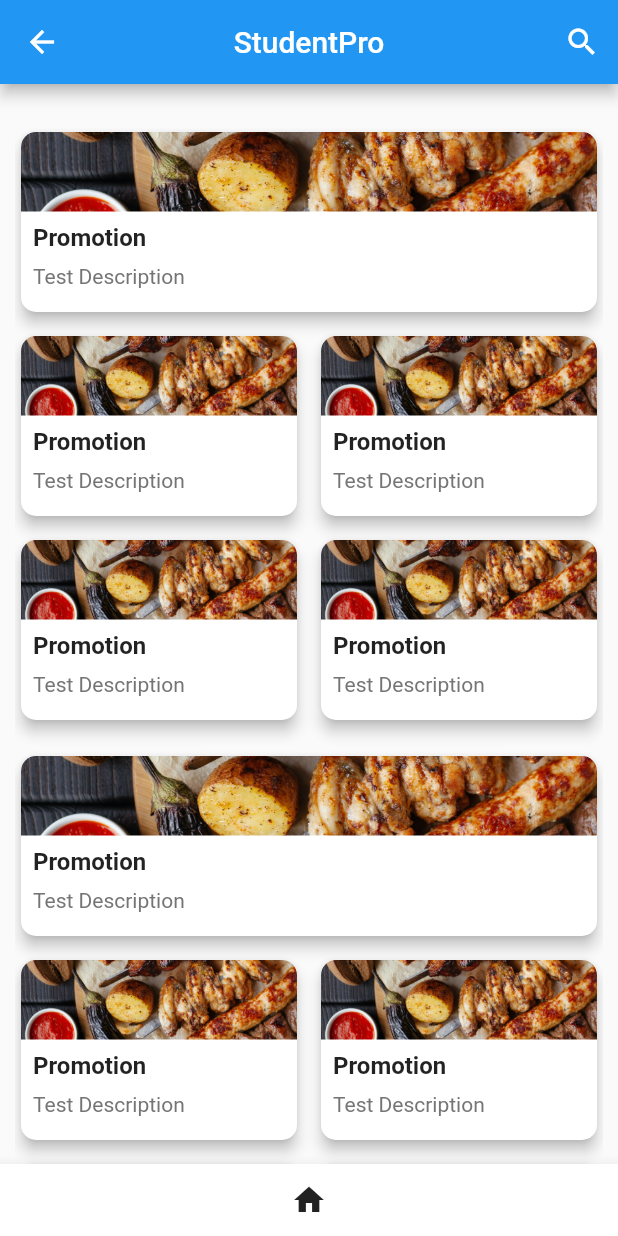
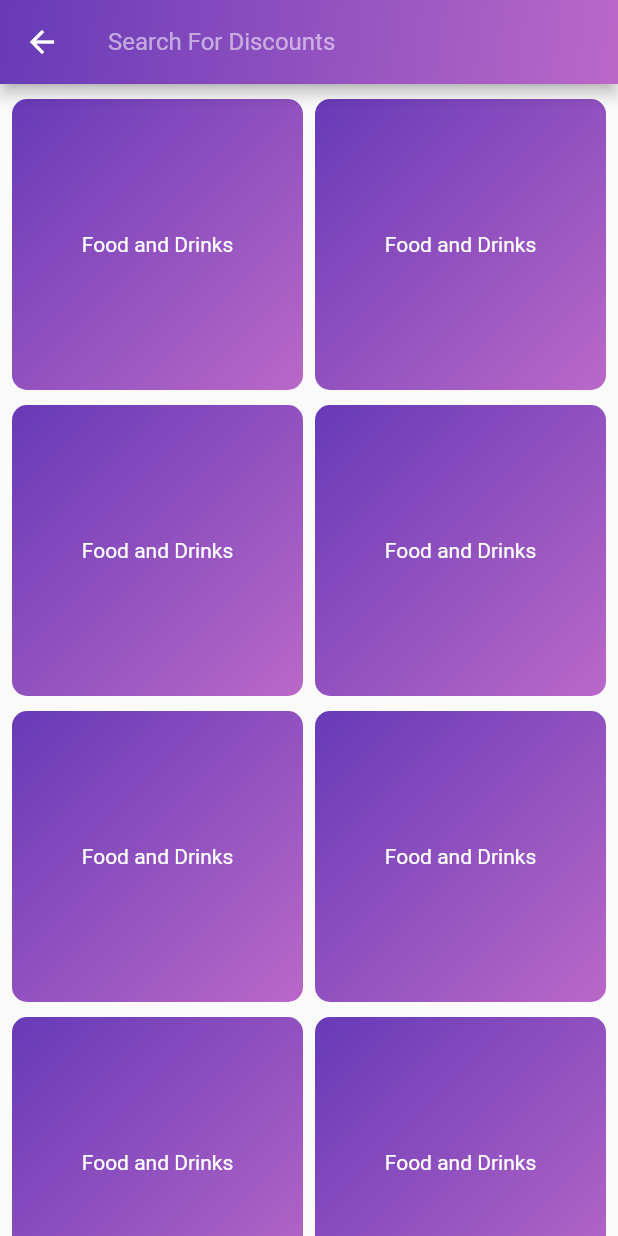
Before and after one commit to KatiGithub/StudentPro, a Flutter app: the MainScreen screen opened by its route, after a tap on the "search" icon, on a phone screen of 412 x 824 dp. Run offline on Flutter 3.47's test engine with Material 2 defaults, Android fonts, the phone set to English and light mode, and no system bars; drawn by our look-alikes of flutter_layout_grid; our stand-ins replace animated_text_kit, equatable, firebase_auth, firebase_core, flutter_bloc, hydrated_bloc; accounts and stored records are empty.

Commit message:
Added search bar and the categories button

```diff
--- a/customer_frontend/lib/main.dart
+++ b/customer_frontend/lib/main.dart
@@ -4,6 +4,7 @@ import 'package:studio_projects/views/authentication/login/login_screen.dart';
 import 'package:studio_projects/views/authentication/register/email_verification.dart';
 import 'package:studio_projects/views/authentication/register/registration_screen.dart';
 import 'package:studio_projects/views/main/main_screen.dart';
+import 'package:studio_projects/views/search/search_screen.dart';
 import 'package:studio_projects/views/welcome/welcome_screen.dart';
 import 'package:firebase_core/firebase_core.dart';
 import 'firebase_options.dart';
@@ -33,7 +34,8 @@ class MyApp extends StatelessWidget {
         LoginScreen.id: (context) => LoginScreen(),
         MainScreen.id: (context) => MainScreen(),
         RegistrationScreen.id: (context) => RegistrationScreen(),
-        EmailVerification.id: (context) => EmailVerification()
+        EmailVerification.id: (context) => EmailVerification(),
+        SearchScreen.id: (context) => SearchScreen()
       },
     );
   }
--- a/customer_frontend/lib/models/discounts/discount.dart
+++ b/customer_frontend/lib/models/discounts/discount.dart
@@ -1,7 +1,7 @@
 import 'dart:core';
 import 'package:equatable/equatable.dart';
 import 'package:flutter/cupertino.dart';
-import 'package:studio_projects/models/retailer.dart';
+import 'package:studio_projects/models/retailers/retailer.dart';
 
 abstract class Discount extends Equatable {
 
--- a/customer_frontend/lib/models/discounttype.dart
+++ b/customer_frontend/lib/models/discounttype.dart
@@ -3,12 +3,14 @@ import 'package:flutter/cupertino.dart';
 
 class DiscountType extends Equatable {
 
-  String? discountType;
+  String discountTypeID;
+  String discountType;
 
   DiscountType({
-    @required this.discountType
+    required this.discountTypeID,
+    required this.discountType
   });
 
   @override
-  List<Object?> get props => [discountType];
+  List<Object?> get props => [discountTypeID];
 }
--- /dev/null
+++ b/customer_frontend/lib/models/retailers/retailer_type.dart
@@ -0,0 +1,11 @@
+import 'package:equatable/equatable.dart';
+
+class RetailerType extends Equatable {
+  String retailerType;
+  String retailerDisplayName;
+
+  RetailerType({required this.retailerType, required this.retailerDisplayName});
+
+  @override
+  List<Object?> get props => [retailerType];
+}
--- /dev/null
+++ b/customer_frontend/lib/shared/components/category_search_box.dart
@@ -0,0 +1,27 @@
+import 'package:flutter/material.dart';
+import 'package:studio_projects/models/retailers/retailer_type.dart';
+
+class CategoryBox extends StatelessWidget {
+  final RetailerType retailerType;
+
+  CategoryBox({required this.retailerType});
+
+  @override
+  Widget build(BuildContext context) {
+    return GestureDetector(
+        onTap: () {},
+        child: Container(
+            decoration: BoxDecoration(
+                gradient: LinearGradient(
+                    colors: [Colors.deepPurple, Colors.purple.shade300],
+                    begin: Alignment.topLeft,
+                    end: Alignment.bottomRight),
+                borderRadius: BorderRadius.circular(10.0)),
+            child: Center(
+              child: Text(
+                retailerType.retailerDisplayName,
+                style: TextStyle(color: Colors.white),
+              ),
+            )));
+  }
+}
--- a/customer_frontend/lib/views/main/main_screen.dart
+++ b/customer_frontend/lib/views/main/main_screen.dart
@@ -28,6 +28,18 @@ class _MainScreenState extends State<MainScreen> {
   @override
   Widget build(BuildContext context) {
     return Scaffold(
+      appBar: AppBar(
+        title: const Text("StudentPro"),
+        centerTitle: true,
+        actions: [
+          IconButton(
+            icon: Icon(Icons.search),
+            onPressed: () {
+              Navigator.of(context).pushNamed('search');
+            },
+          ),
+        ],
+      ),
       body: Padding(
         padding: EdgeInsetsDirectional.only(top: 20, start: 10, end: 10),
         child: pages[pageCount],
@@ -46,16 +58,7 @@ class _MainScreenState extends State<MainScreen> {
           ],
         ),
       ),
-      appBar: AppBar(
-        title: const Text("StudentPro"),
-        centerTitle: true,
-        actions: [
-          IconButton(
-            icon: Icon(Icons.search),
-            onPressed: () {},
-          ),
-        ],
-      ),
+
     );
   }
 }
--- a/customer_frontend/lib/views/search/search_screen.dart
+++ b/customer_frontend/lib/views/search/search_screen.dart
@@ -0,0 +1,85 @@
+import 'package:flutter/material.dart';
+import 'package:studio_projects/shared/components/category_search_box.dart';
+
+import '../../models/retailers/retailer_type.dart';
+
+class SearchScreen extends StatefulWidget {
+  static const id = 'search';
+
+  @override
+  _SearchScreenState createState() => _SearchScreenState();
+}
+
+class _SearchScreenState extends State<SearchScreen> {
+  TextEditingController _searchController = TextEditingController();
+
+  List<RetailerType> retailerTypes = [
+    RetailerType(
+        retailerType: 'food_and_drinks',
+        retailerDisplayName: 'Food and Drinks'),
+    RetailerType(
+        retailerType: 'food_and_drinks',
+        retailerDisplayName: 'Food and Drinks'),
+    RetailerType(
+        retailerType: 'food_and_drinks',
+        retailerDisplayName: 'Food and Drinks'),
+    RetailerType(
+        retailerType: 'food_and_drinks',
+        retailerDisplayName: 'Food and Drinks'),
+    RetailerType(
+        retailerType: 'food_and_drinks',
+        retailerDisplayName: 'Food and Drinks'),
+    RetailerType(
+        retailerType: 'food_and_drinks',
+        retailerDisplayName: 'Food and Drinks'),
+    RetailerType(
+        retailerType: 'food_and_drinks',
+        retailerDisplayName: 'Food and Drinks'),
+    RetailerType(
+        retailerType: 'food_and_drinks',
+        retailerDisplayName: 'Food and Drinks'),
+    RetailerType(
+        retailerType: 'food_and_drinks',
+        retailerDisplayName: 'Food and Drinks'),
+    RetailerType(
+        retailerType: 'food_and_drinks',
+        retailerDisplayName: 'Food and Drinks'),
+    RetailerType(
+        retailerType: 'food_and_drinks',
+        retailerDisplayName: 'Food and Drinks'),
+  ];
+
+  @override
+  Widget build(BuildContext context) {
+    return Scaffold(
+        appBar: AppBar(
+          flexibleSpace: Container(
+            decoration: BoxDecoration(
+                gradient: LinearGradient(
+                    colors: [Colors.deepPurple, Colors.purple.shade300],
+                    begin: Alignment.topLeft,
+                    end: Alignment.bottomRight)),
+          ),
+          title: TextField(
+            controller: _searchController,
+            style: const TextStyle(color: Colors.white),
+            cursorColor: Colors.white,
+            decoration: const InputDecoration(
+                hintText: "Search For Discounts",
+                hintStyle: TextStyle(color: Colors.white54),
+                border: InputBorder.none),
+          ),
+        ),
+        body: Padding(
+          padding: EdgeInsets.only(top: 10.0, left: 8.0, right: 8.0),
+          child: GridView.count(
+            crossAxisCount: 2,
+            mainAxisSpacing: 10.0,
+            crossAxisSpacing: 8.0,
+            children: [
+              for(int i = 0; i < retailerTypes.length; i++)
+                CategoryBox(retailerType: retailerTypes[i])
+            ],
+        )));
+  }
+}
```
Also changed, not shown: customer_frontend/lib/models/retailers/retailer.dart (renamed from customer_frontend/lib/models/retailer.dart).
